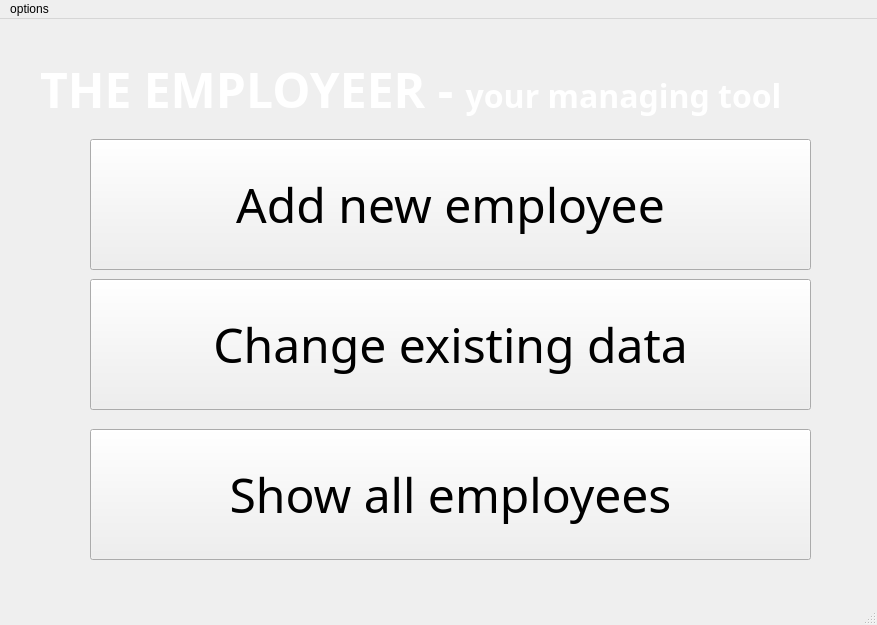
Qt form mainwindow.ui (Daaizo/management-tool) before a commit.
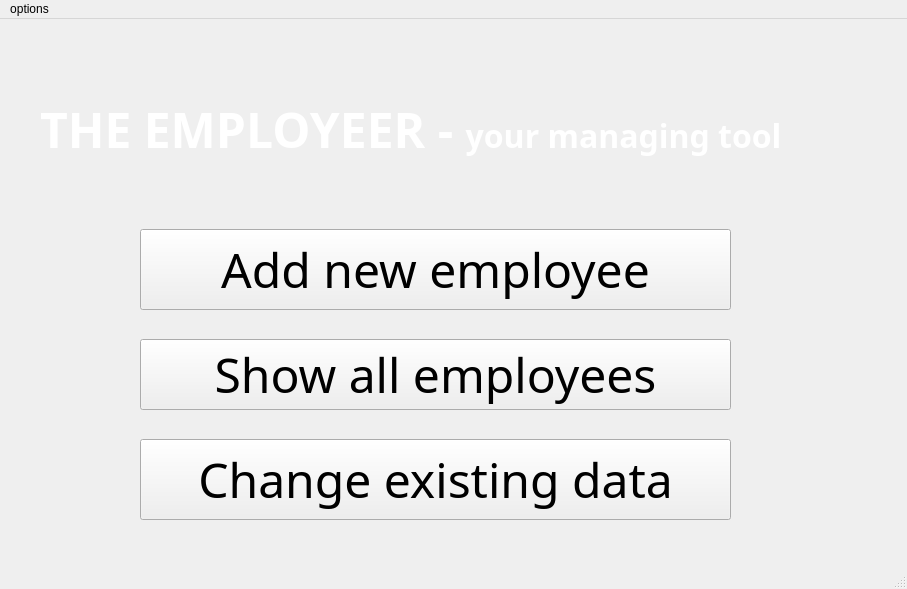
The same form after that commit. Icons and pictures are not drawn.

```diff
--- a/mainwindow.ui
+++ b/mainwindow.ui
@@ -6,8 +6,8 @@
    <rect>
     <x>0</x>
     <y>0</y>
-    <width>877</width>
-    <height>625</height>
+    <width>907</width>
+    <height>589</height>
    </rect>
   </property>
   <property name="windowTitle">
@@ -17,10 +17,10 @@
    <widget class="QPushButton" name="pushButton">
     <property name="geometry">
      <rect>
-      <x>90</x>
-      <y>120</y>
-      <width>721</width>
-      <height>131</height>
+      <x>140</x>
+      <y>210</y>
+      <width>591</width>
+      <height>81</height>
      </rect>
     </property>
     <property name="font">
@@ -36,10 +36,10 @@
    <widget class="QPushButton" name="pushButton_2">
     <property name="geometry">
      <rect>
-      <x>90</x>
-      <y>260</y>
-      <width>721</width>
-      <height>131</height>
+      <x>140</x>
+      <y>420</y>
+      <width>591</width>
+      <height>81</height>
      </rect>
     </property>
     <property name="font">
@@ -55,10 +55,10 @@
    <widget class="QPushButton" name="pushButton_4">
     <property name="geometry">
      <rect>
-      <x>90</x>
-      <y>410</y>
-      <width>721</width>
-      <height>131</height>
+      <x>140</x>
+      <y>320</y>
+      <width>591</width>
+      <height>71</height>
      </rect>
     </property>
     <property name="font">
@@ -75,7 +75,7 @@
     <property name="geometry">
      <rect>
       <x>40</x>
-      <y>20</y>
+      <y>60</y>
       <width>811</width>
       <height>101</height>
      </rect>
@@ -102,7 +102,7 @@
     <rect>
      <x>0</x>
      <y>0</y>
-     <width>877</width>
+     <width>907</width>
      <height>20</height>
     </rect>
    </property>
```
Left out of the diff: 7 changed lines with no effect on the pictures.
